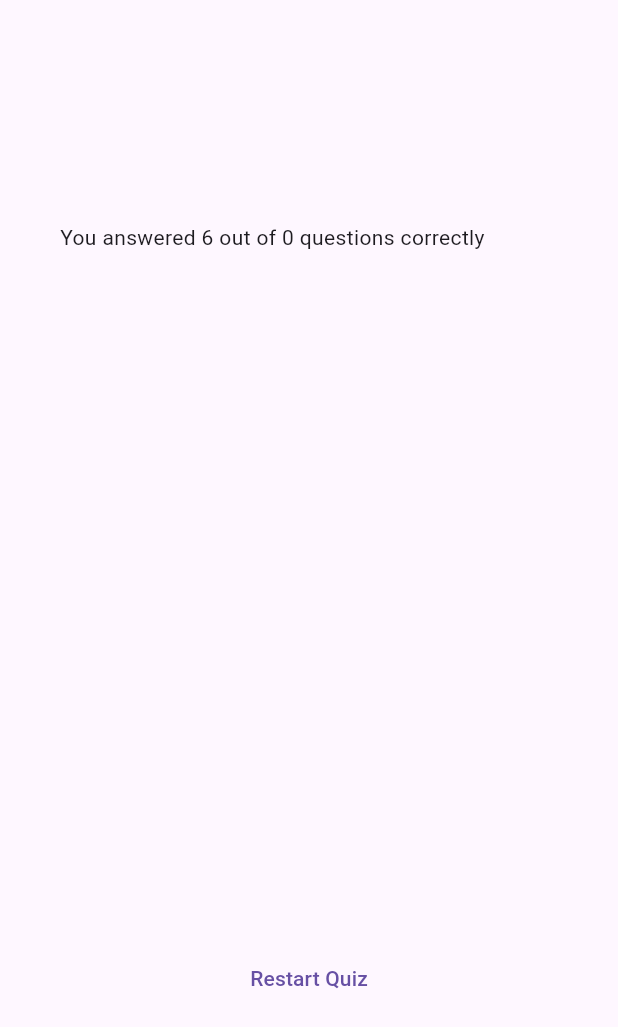
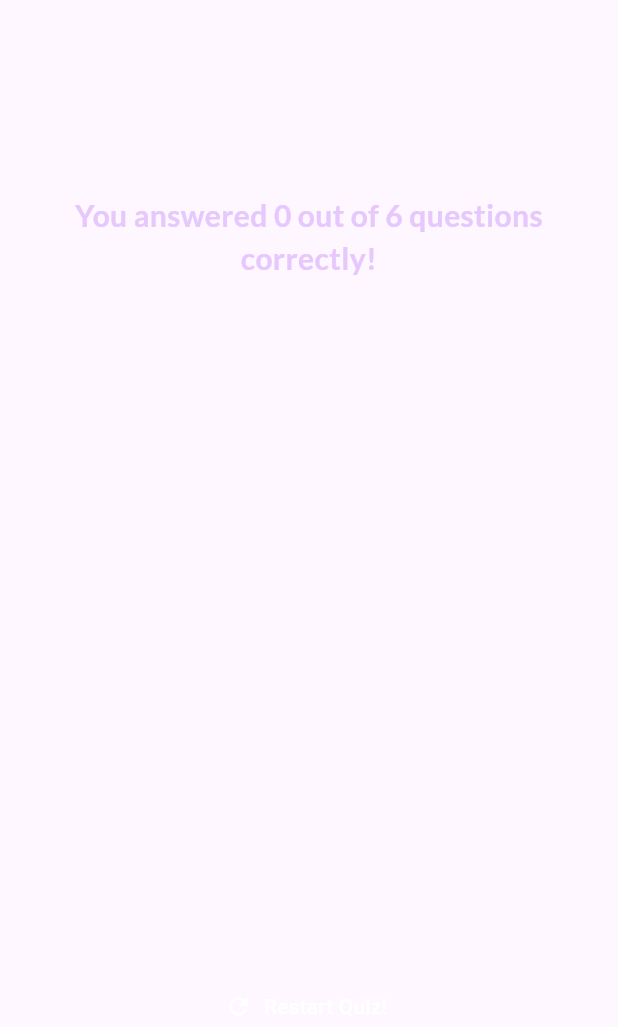
Before and after one commit to msvzero/quiz, a Flutter app: the ResultsSreen widget shown alone on an empty page, opened directly with empty values, on a phone screen of 412 x 824 dp. Shown: the top 1027 px of the screen. Run offline on Flutter 3.47's test engine with Material 3 defaults, Android fonts, the phone set to English and light mode, and no system bars; our stand-ins replace google_fonts.

Commit message:
Commit Description: - Refactors the QuestionsSummary widget   - Removes unnecessary imports   - Formats the code for better readability   - Adds comments to explain the purpose of each section of the widget - Adds the restartQuiz() function   - Resets the selectedAnswers list   - Sets the activeScreen to "questions-screen"   - Updates the onRestart event handler to call the restartQuiz() function when triggered - Updates the ResultsScreen widget   - Adds new imports   - Updates styling with Google Fonts   - Implements restart functionality through a TextButton with an icon   - Removes the deprecated import   - Removes the old restart button implementation

```diff
--- /dev/null
+++ b/lib/custom_widget/questions_summary/questions_summary.dart
@@ -0,0 +1,23 @@
+import 'package:flutter/material.dart';
+import 'package:quiz_app/custom_widget/questions_summary/summary_item.dart';
+
+class QuestionsSummary extends StatelessWidget {
+  const QuestionsSummary(this.summaryData, {super.key});
+
+  final List<Map<String, Object>> summaryData;
+  @override
+  Widget build(BuildContext context) {
+    return SizedBox(
+      height: 400,
+      child: SingleChildScrollView(
+        child: Column(
+          children: summaryData.map(
+            (data) {
+              return SummaryItem(data);
+            },
+          ).toList(),
+        ),
+      ),
+    );
+  }
+}
--- a/lib/custom_widget/results_screen.dart
+++ b/lib/custom_widget/results_screen.dart
@@ -1,11 +1,17 @@
 import 'package:flutter/material.dart';
 import 'package:quiz_app/data/question.dart';
-import 'package:quiz_app/custom_widget/questions_summary.dart';
+import 'package:google_fonts/google_fonts.dart';
+import 'package:quiz_app/custom_widget/questions_summary/questions_summary.dart';
 
 class ResultsSreen extends StatelessWidget {
-  const ResultsSreen({super.key, required this.chosenAnswers});
+  const ResultsSreen({
+    super.key,
+    required this.chosenAnswers,
+    required this.onRestart,
+  });
 
   final List<String> chosenAnswers;
+  final void Function() onRestart;
 
   List<Map<String, Object>> getSummaryData() {
     final List<Map<String, Object>> summary = [];
@@ -38,7 +44,14 @@ class ResultsSreen extends StatelessWidget {
             crossAxisAlignment: CrossAxisAlignment.stretch,
             children: [
               Text(
-                  'You answered $numTotalQuestions out of $numCorrectQuestions questions correctly'),
+                'You answered $numCorrectQuestions out of $numTotalQuestions questions correctly!',
+                style: GoogleFonts.lato(
+                  color: const Color.fromARGB(255, 230, 200, 253),
+                  fontSize: 20,
+                  fontWeight: FontWeight.bold,
+                ),
+                textAlign: TextAlign.center,
+              ),
               const SizedBox(
                 height: 30,
               ),
@@ -46,9 +59,13 @@ class ResultsSreen extends StatelessWidget {
               const SizedBox(
                 height: 30,
               ),
-              TextButton(
-                onPressed: () {},
-                child: const Text('Restart Quiz'),
+              TextButton.icon(
+                onPressed: onRestart,
+                style: TextButton.styleFrom(
+                  foregroundColor: Colors.white,
+                ),
+                icon: const Icon(Icons.refresh),
+                label: const Text('Restart Quiz!'),
               )
             ]),
       ),
```
Also changed, not shown: lib/custom_widget/questions_summary.dart (deleted, +0 -48 lines), lib/custom_widget/questions_summary/question_identifier.dart (added, +30 -0 lines), lib/custom_widget/questions_summary/summary_item.dart (added, +57 -0 lines), lib/custom_widget/quiz.dart (+8 -0 lines).
